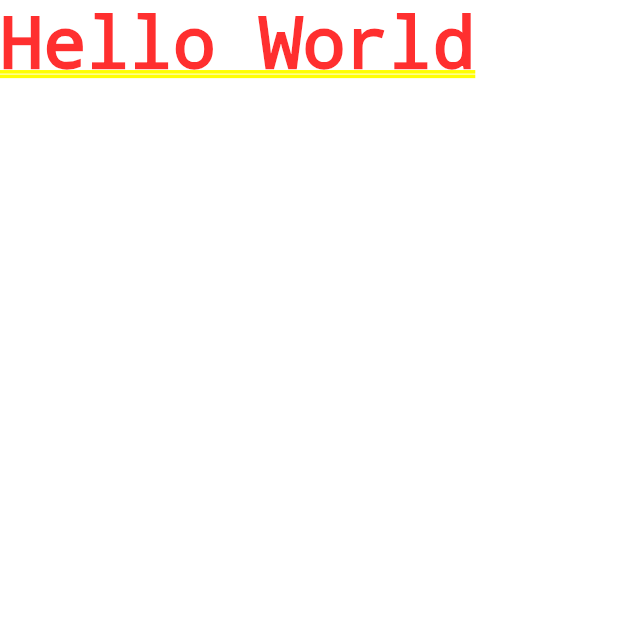
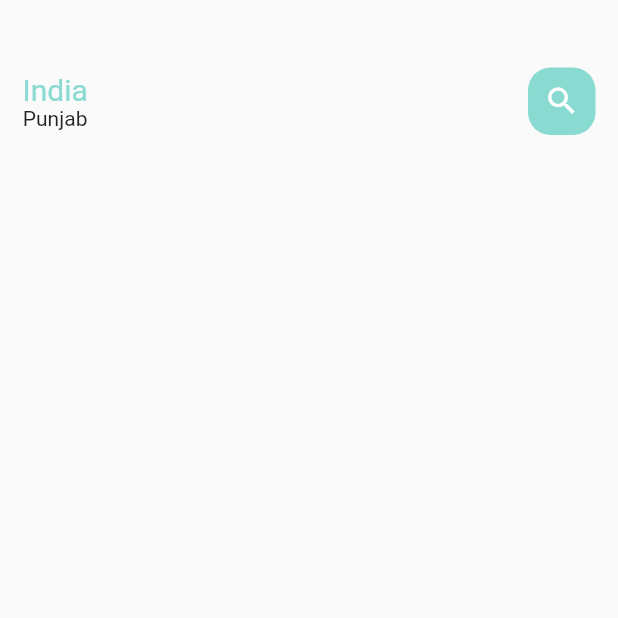
Before and after one commit to ParveenKumar8/food_ordering_app, a Flutter app: the screen it shows after launch, on a phone screen of 412 x 824 dp, the top half of it. Run offline on Flutter 3.47's test engine with Material 2 defaults, Android fonts, the phone set to English and light mode, and no system bars.

Commit message:
Title Text widgets added

```diff
--- /dev/null
+++ b/lib/home/main_food_page.dart
@@ -0,0 +1,45 @@
+import 'package:flutter/material.dart';
+import 'package:food_ordering_app/utils/app_colors.dart';
+import 'package:food_ordering_app/widgets/title_text.dart';
+
+class MainFoodPage extends StatelessWidget {
+  const MainFoodPage({Key? key}) : super(key: key);
+
+  @override
+  Widget build(BuildContext context) {
+    return Scaffold(
+      body: Column(
+        children: [
+          Container(
+            margin: const EdgeInsets.only(top: 45.0),
+            padding: const EdgeInsets.symmetric(horizontal: 15.0),
+            child: Row(
+                mainAxisAlignment: MainAxisAlignment.spaceBetween,
+                children: [
+                  Column(children: [
+                    TitleText(
+                      text: "India",
+                      color: AppColors.PRIMARY_COLOR,
+                    ),
+                    Text("Punjab")
+                  ]),
+                  Center(
+                    child: Container(
+                        width: 45,
+                        height: 45,
+                        child: const Icon(
+                          Icons.search,
+                          color: Colors.white,
+                        ),
+                        decoration: BoxDecoration(
+                          borderRadius: BorderRadius.circular(15.0),
+                          color: AppColors.PRIMARY_COLOR,
+                        )),
+                  ),
+                ]),
+          ),
+        ],
+      ),
+    );
+  }
+}
--- a/lib/main.dart
+++ b/lib/main.dart
@@ -1,4 +1,5 @@
 import 'package:flutter/material.dart';
+import 'package:food_ordering_app/home/main_food_page.dart';
 
 void main() {
   runApp(const MyApp());
@@ -11,11 +12,12 @@ class MyApp extends StatelessWidget {
   @override
   Widget build(BuildContext context) {
     return MaterialApp(
+      debugShowCheckedModeBanner: false,
       title: 'Flutter Demo',
       theme: ThemeData(
         primarySwatch: Colors.blue,
       ),
-      home: Text("Hello World"),
+      home: const MainFoodPage(),
     );
   }
 }
--- /dev/null
+++ b/lib/utils/app_colors.dart
@@ -0,0 +1,10 @@
+import 'package:flutter/material.dart';
+
+class AppColors {
+  static final Color PRIMARY_COLOR = Color(0xFF89dad0);
+  static final Color SECONDARY_COLOR = Color(0xFF89dad0);
+  static final Color TEXT_COLOR = Color(0xFFccc7c5);
+  static final Color TEXT_BLACK_COLOR = Color(0xFF332d2b);
+  static final Color ICON_COLOR = Color(0xFF89dad0);
+  static final Color WHITE_COLOR = Color(0xFFFFFFFF);
+}
--- /dev/null
+++ b/lib/widgets/title_text.dart
@@ -0,0 +1,30 @@
+import 'package:flutter/material.dart';
+
+class TitleText extends StatelessWidget {
+  Color? color;
+  final String text;
+  double textSize;
+  TextOverflow textOverflow;
+
+  TitleText(
+      {Key? key,
+      this.color = const Color(0xFF332d2b),
+      required this.text,
+      this.textSize = 20.0,
+      this.textOverflow = TextOverflow.ellipsis})
+      : super(key: key);
+
+  @override
+  Widget build(BuildContext context) {
+    return Text(
+      text,
+      overflow: textOverflow,
+      style: TextStyle(
+        fontWeight: FontWeight.w400,
+        color: color,
+        fontFamily: 'Roboto',
+        fontSize: textSize,
+      ),
+    );
+  }
+}
```
Also changed, not shown: pubspec.yaml (+13 -14 lines), 31 other files.
